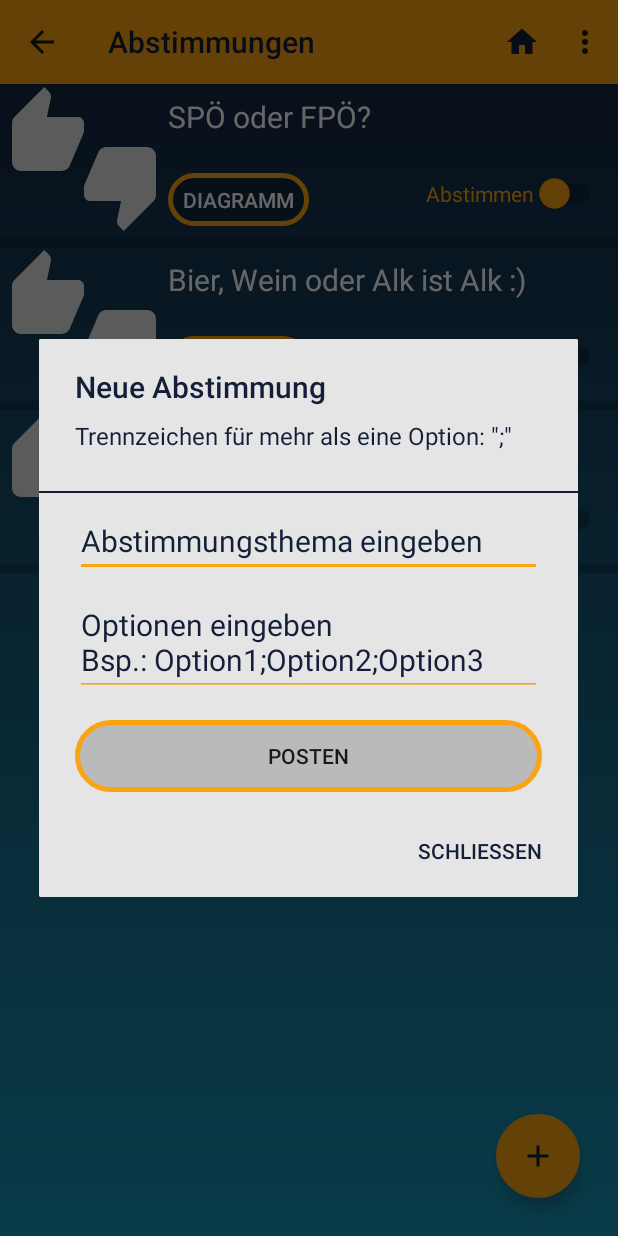
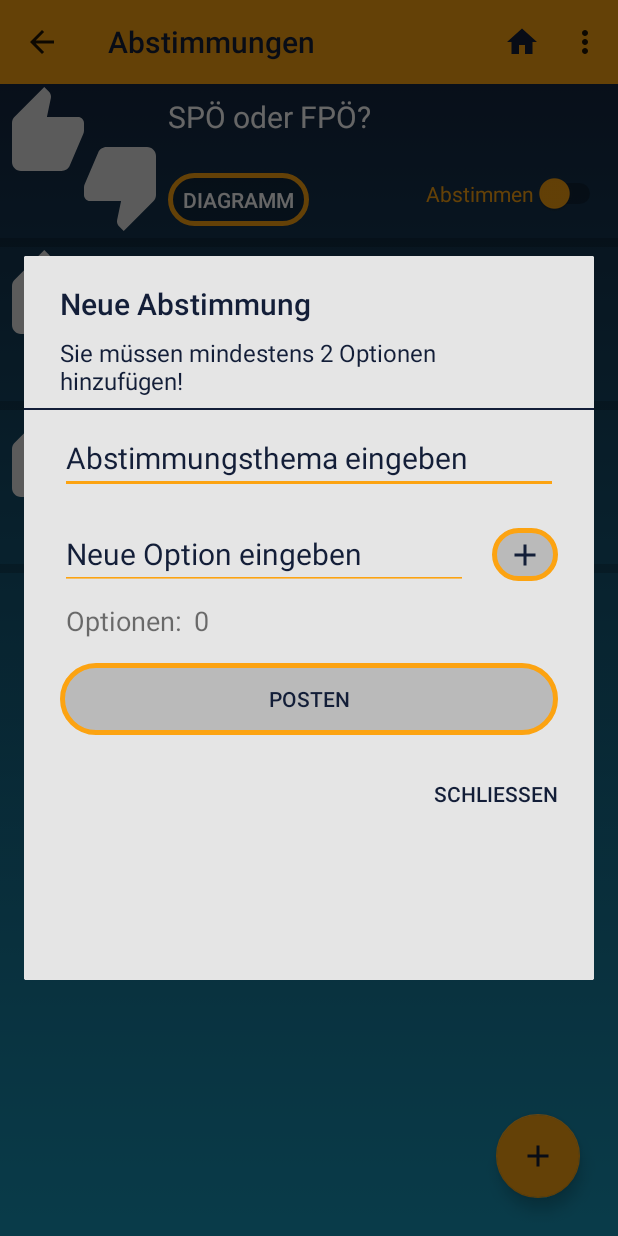
Before and after one commit to 4trifkO/Graetzel, an Android app: the AbstimmungenActivity screen opened directly, with no data from a screen before it, after a tap on an icon or button, on a phone screen of 412 x 824 dp. Run offline under Robolectric (Android 15) with nearby library versions, the phone set to English and light mode, and no system bars; libraries missing offline, so code that uses them is left out: com.github.mikephil.charting.

Commit message:
neue Abstimmung adden vereinfacht

```diff
--- a/app/src/main/java/hci/univie/ac/at/graetzel/AbstimmungenActivity.java
+++ b/app/src/main/java/hci/univie/ac/at/graetzel/AbstimmungenActivity.java
@@ -11,7 +11,9 @@
 import android.view.View;
 import android.widget.Button;
 import android.widget.EditText;
+import android.widget.ImageButton;
 import android.widget.ListView;
+import android.widget.TextView;
 import android.widget.Toast;
 
 import java.lang.reflect.Array;
@@ -78,10 +80,11 @@
 
         final EditText editNeueAbstimmung = (EditText) subView.findViewById(R.id.editNeueAbstimmung);
         final EditText editNeueOptionen = (EditText) subView.findViewById(R.id.editAbstimmOptionen);
+        final TextView alleOptionen = (TextView) subView.findViewById(R.id.optionenAlle);
 
         final AlertDialog.Builder builder = new AlertDialog.Builder(this, R.style.floatDialogStyle);
         builder.setTitle("Neue Abstimmung");
-        builder.setMessage("Trennzeichen für mehr als eine Option: \";\"");
+        builder.setMessage("Sie müssen mindestens 2 Optionen hinzufügen!");
         builder.setView(subView);
 
         builder.setNegativeButton("Schließen", new DialogInterface.OnClickListener() {
@@ -93,8 +96,31 @@
 
         final AlertDialog dialog = builder.create();
 
-        Button button = (Button) subView.findViewById(R.id.buttonAbstimmPosten);
-        button.setOnClickListener(new View.OnClickListener() {
+        ImageButton buttonAddOption = (ImageButton) subView.findViewById(R.id.addOption);
+        buttonAddOption.setOnClickListener(new View.OnClickListener() {
+            @Override
+            public void onClick(View view) {
+                Context ctx =getApplicationContext();
+                if(editNeueOptionen.getText().toString().equals("")){
+                    Toast.makeText(ctx,"Sie müssen zuerst eine Option eingeben!", Toast.LENGTH_SHORT).show();
+                    editNeueOptionen.setHint("Hier Optionen eingeben");
+                }else{
+                    if(!editNeueOptionen.getText().toString().replaceAll("\\s+","").equals("")){
+                        if(alleOptionen.getText().toString().equals("0")){
+                            alleOptionen.setText(editNeueOptionen.getText().toString());
+                        }else{
+                            alleOptionen.setText(alleOptionen.getText().toString() + ";" +
+                                    editNeueOptionen.getText().toString());
+                        }
+                        editNeueOptionen.setText("");
+                        editNeueOptionen.setHint("Neue Option eingeben");
+                    }
+                }
+            }
+        });
+
+        Button buttonPosten = (Button) subView.findViewById(R.id.buttonAbstimmPosten);
+        buttonPosten.setOnClickListener(new View.OnClickListener() {
             @Override
             public void onClick(View view) {
                 Context ctx =getApplicationContext();
@@ -102,12 +128,12 @@
                     Toast.makeText(ctx,"Sie müssen zuerst ein Abstimmungsthema eingeben!", Toast.LENGTH_SHORT).show();
                     editNeueAbstimmung.setHint("Hier Thema eingeben");
 
-                }else if(editNeueOptionen.getText().toString().equals("")){
-                    Toast.makeText(ctx,"Sie müssen zuerst eine Aktivitaet eingeben!", Toast.LENGTH_SHORT).show();
-                    editNeueOptionen.setHint("Hier Optionen eingeben\nBsp.: Option1;Option2;Option3");
+                }else if(alleOptionen.getText().toString().equals("0")){
+                    Toast.makeText(ctx,"Sie müssen mindestens zwei Optionen hinzufügen!", Toast.LENGTH_SHORT).show();
+                    editNeueOptionen.setHint("Hier Option eingeben");
 
                 }else{
-                    String[] tempArray=editNeueOptionen.getText().toString().split(";");
+                    String[] tempArray=alleOptionen.getText().toString().split(";");
                     ArrayList<String> optionenArray = new ArrayList<>();
 
                     for(int i=0; i<tempArray.length; i++){
--- a/app/src/main/res/layout/floatdialog_abstimmung_layout.xml
+++ b/app/src/main/res/layout/floatdialog_abstimmung_layout.xml
@@ -39,20 +39,17 @@
         android:id="@+id/editAbstimmOptionen"
         android:layout_width="0dp"
         android:layout_height="wrap_content"
-        android:layout_marginEnd="24dp"
+        android:layout_marginEnd="16dp"
         android:layout_marginStart="24dp"
-        android:layout_marginTop="8dp"
-        android:ems="10"
-        android:inputType="textMultiLine"
-        android:maxLines="2"
-        android:minLines="1"
-        android:hint="Optionen eingeben \nBsp.: Option1;Option2;Option3"
+        android:layout_marginTop="16dp"
+        android:hint="Neue Option eingeben"
+        android:inputType="text"
         android:textColor="@color/dunkel"
         android:textColorHint="@color/dunkel"
         android:textCursorDrawable="@drawable/text_cursor"
         android:textSize="20sp"
         app:backgroundTint="@color/orange"
-        app:layout_constraintEnd_toEndOf="parent"
+        app:layout_constraintEnd_toStartOf="@+id/addOption"
         app:layout_constraintStart_toStartOf="parent"
         app:layout_constraintTop_toBottomOf="@+id/editNeueAbstimmung" />
 
@@ -66,8 +63,44 @@
         android:layout_marginTop="16dp"
         android:background="@drawable/itembuttonselector"
         android:text="Posten"
+        android:textColor="@color/dunkel"
         app:layout_constraintBottom_toBottomOf="parent"
         app:layout_constraintEnd_toEndOf="parent"
         app:layout_constraintStart_toStartOf="parent"
+        app:layout_constraintTop_toBottomOf="@+id/optionenAlle" />
+
+    <ImageButton
+        android:id="@+id/addOption"
+        android:layout_width="wrap_content"
+        android:layout_height="wrap_content"
+        android:layout_marginEnd="24dp"
+        android:background="@drawable/itembuttonselector"
+        app:layout_constraintBottom_toBottomOf="@+id/editAbstimmOptionen"
+        app:layout_constraintEnd_toEndOf="parent"
+        app:layout_constraintTop_toTopOf="@+id/editAbstimmOptionen"
+        app:srcCompat="@drawable/floatingplus" />
+
+    <TextView
+        android:id="@+id/textViewOptionen"
+        android:layout_width="0dp"
+        android:layout_height="wrap_content"
+        android:layout_marginStart="28dp"
+        android:layout_marginTop="8dp"
+        android:text="Optionen:"
+        android:textSize="18sp"
+        app:layout_constraintStart_toStartOf="parent"
+        app:layout_constraintTop_toBottomOf="@+id/editAbstimmOptionen" />
+
+    <TextView
+        android:id="@+id/optionenAlle"
+        android:layout_width="0dp"
+        android:layout_height="wrap_content"
+        android:layout_marginEnd="24dp"
+        android:layout_marginStart="8dp"
+        android:layout_marginTop="8dp"
+        android:text="0"
+        android:textSize="18sp"
+        app:layout_constraintEnd_toEndOf="parent"
+        app:layout_constraintStart_toEndOf="@+id/textViewOptionen"
         app:layout_constraintTop_toBottomOf="@+id/editAbstimmOptionen" />
 </android.support.constraint.ConstraintLayout>
--- a/app/src/main/res/layout/floatdialog_gemeinsam_layout.xml
+++ b/app/src/main/res/layout/floatdialog_gemeinsam_layout.xml
@@ -105,6 +105,7 @@
         android:layout_marginTop="16dp"
         android:background="@drawable/itembuttonselector"
         android:text="Posten"
+        android:textColor="@color/dunkel"
         app:layout_constraintBottom_toBottomOf="parent"
         app:layout_constraintEnd_toEndOf="parent"
         app:layout_constraintStart_toStartOf="parent"
```
